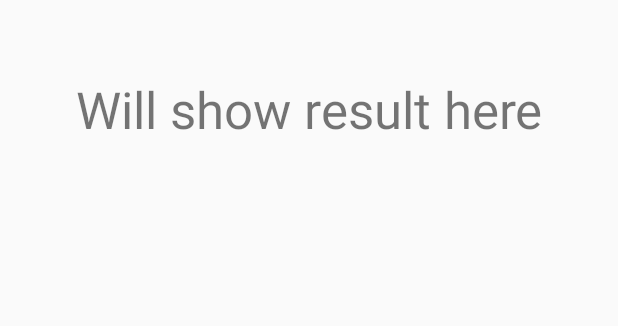
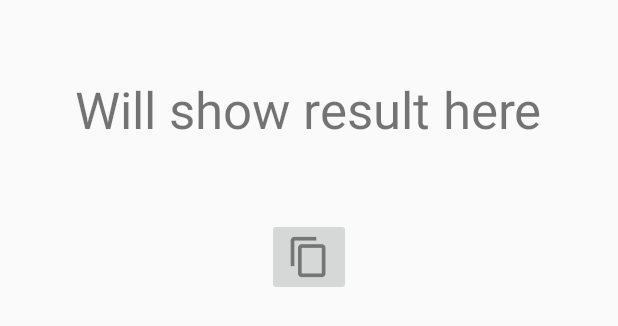
Before and after one commit to rksomayaji/orthoscore, an Android app: the layout result_layout.xml on its own in the app's theme, with its tools: preview values and no code run, on a phone screen of 412 x 824 dp. Shown: the top 326 px of the screen. Run offline under Robolectric (Android 15) with nearby library versions, the phone set to English and light mode, and no system bars.

Commit message:
Copy result score
Copy result by button or by long click over text.

```diff
--- a/app/src/main/res/layout/result_layout.xml
+++ b/app/src/main/res/layout/result_layout.xml
@@ -3,14 +3,21 @@
     android:orientation="vertical" android:layout_width="match_parent"
     android:layout_height="match_parent">
     <TextView
-        android:layout_width="match_parent"
+        android:layout_width="wrap_content"
         android:layout_height="wrap_content"
-        android:layout_gravity="center_vertical"
         android:id="@+id/result_text"
         android:textSize="34sp"
         android:textAlignment="center"
         android:text="@string/result_default"
-        android:padding="50dp"/>
+        android:padding="50dp"
+        android:longClickable="true" android:layout_gravity="center"/>
+    <ImageButton
+        android:layout_width="wrap_content"
+        android:layout_height="wrap_content"
+        android:layout_gravity="center"
+        android:contentDescription="@string/copy_text"
+        android:src="@drawable/ic_copy_result"
+        android:id="@+id/copy_button"/>
     <TextView
         android:layout_width="match_parent"
         android:layout_height="wrap_content"
--- a/app/src/main/res/values/strings.xml
+++ b/app/src/main/res/values/strings.xml
@@ -35,4 +35,5 @@
 
     <!-- TODO: Remove or change this placeholder text -->
     <string name="hello_blank_fragment">Hello blank fragment</string>
+    <string name="copy_text">Copy Result</string>
 </resources>
```
Also changed, not shown: app/src/main/java/com/rksomayaji/work/orthoscores2/ResultFragment.java (+27 -1 lines), app/src/main/res/drawable-hdpi/ic_copy_result.png (added), app/src/main/res/drawable-mdpi/ic_copy_result.png (added), app/src/main/res/drawable-xhdpi/ic_copy_result.png (added), app/src/main/res/drawable-xxhdpi/ic_copy_result.png (added).
